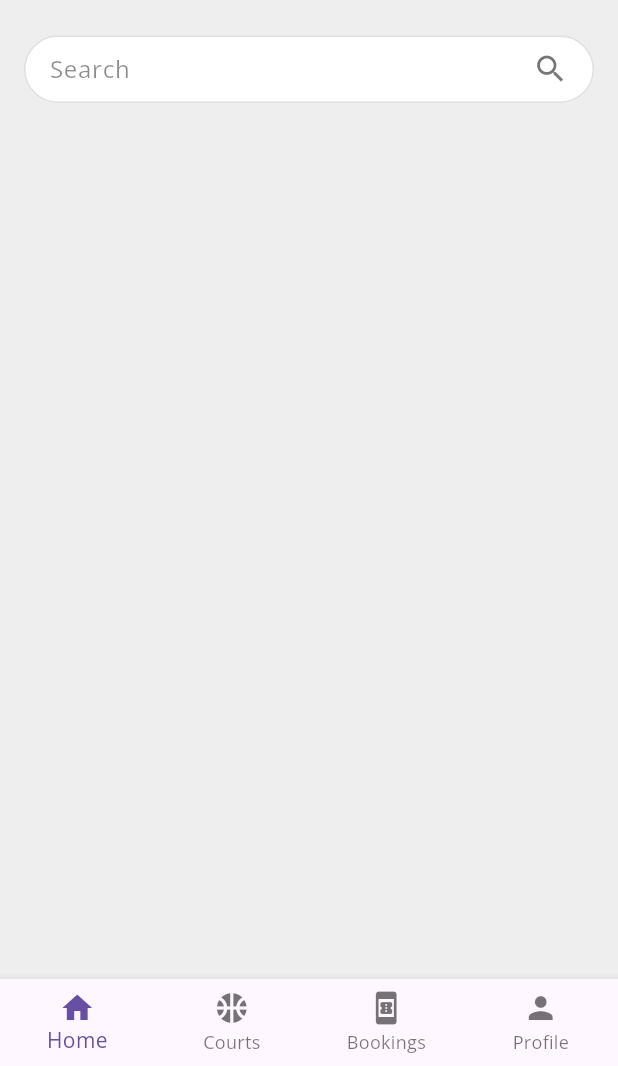
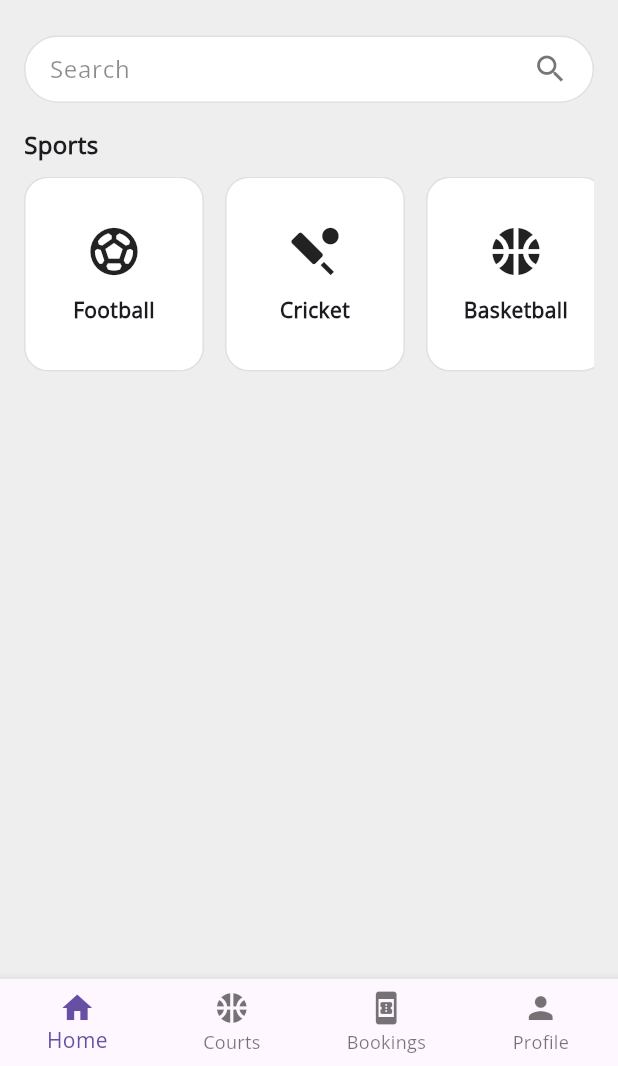
Before and after one commit to KIRAN10077/matchpoint, a Flutter app: the DashboardScreen screen opened directly, on a phone screen of 412 x 824 dp, the part 170-1236 px from its top. Run offline on Flutter 3.47's test engine with Material 3 defaults, Android fonts, the phone set to English and light mode, and no system bars; our stand-ins replace google_fonts.

Commit message:
sports cards added

```diff
--- a/lib/screens/bottom_screens/home_screen.dart
+++ b/lib/screens/bottom_screens/home_screen.dart
@@ -2,6 +2,42 @@ import 'package:flutter/material.dart';
 
 class HomeScreen extends StatelessWidget {
   const HomeScreen({super.key});
+
+  Widget _sportCard({
+  required String title,
+  required IconData icon,
+}) {
+  return Container(
+    width: 120, // 👈 bigger card
+    margin: const EdgeInsets.only(right: 14),
+    decoration: BoxDecoration(
+      color: Colors.white,
+      borderRadius: BorderRadius.circular(16), // smoother corners
+      border: Border.all(color: Colors.black12),
+    ),
+    child: Column(
+      mainAxisAlignment: MainAxisAlignment.center,
+      children: [
+        Icon(
+          icon,
+          size: 38, // 👈 bigger icon
+          color: Colors.black87,
+        ),
+        const SizedBox(height: 10),
+        Text(
+          title,
+          style: const TextStyle(
+            fontSize: 14, // 👈 bigger text
+            fontWeight: FontWeight.w600,
+          ),
+          textAlign: TextAlign.center,
+        ),
+      ],
+    ),
+  );
+}
+
+
 
   @override
   Widget build(BuildContext context) {
@@ -88,6 +124,43 @@ Container(
 
 SizedBox(height: 16),
 
+const Text(
+  'Sports',
+  style: TextStyle(
+    fontSize: 16,
+    fontWeight: FontWeight.bold,
+  ),
+),
+const SizedBox(height: 10),
+
+LayoutBuilder(
+  builder: (context, constraints) {
+    final isTablet = constraints.maxWidth >= 600;
+
+    return SizedBox(
+      height: 130,
+      child: ListView(
+        scrollDirection: Axis.horizontal,
+        padding: EdgeInsets.symmetric(
+          horizontal: isTablet ? (constraints.maxWidth - 90 * 4) / 2 : 0,
+        ),
+        children: [
+          _sportCard(title: 'Football', icon: Icons.sports_soccer),
+          _sportCard(title: 'Cricket', icon: Icons.sports_cricket),
+          _sportCard(title: 'Basketball', icon: Icons.sports_basketball),
+          _sportCard(title: 'Swimming', icon: Icons.pool),
+          _sportCard(title: 'Badminton', icon: Icons.sports_tennis),
+          _sportCard(title: 'Tennis', icon: Icons.sports_tennis),
+          _sportCard(title: 'Volleyball', icon: Icons.sports_volleyball),
+        ],
+      ),
+    );
+  },
+),
+
+const SizedBox(height: 20),
+
+
       ],
     ),
   ),
```
